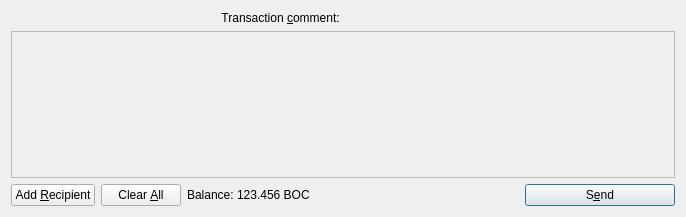
emarkproject/eMark, file src/qt/forms/sendcoinsdialog.ui: the form before one commit.
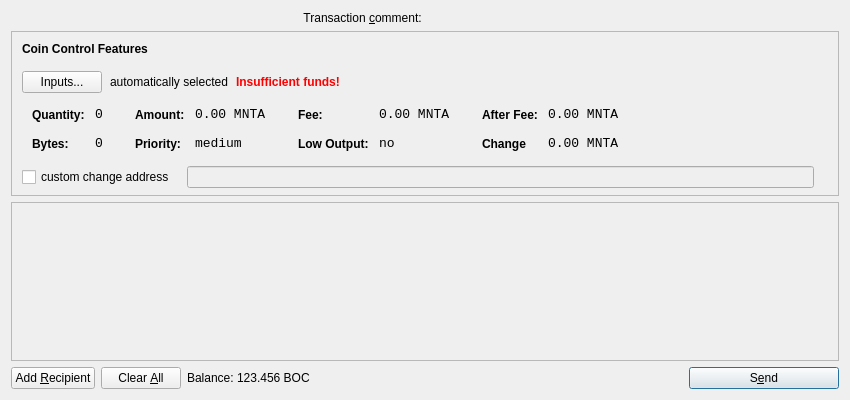
The form after the commit. Icons and pictures are not drawn. Custom widgets are drawn as their Qt base class.

```diff
--- a/src/qt/forms/sendcoinsdialog.ui
+++ b/src/qt/forms/sendcoinsdialog.ui
@@ -6,14 +6,14 @@
    <rect>
     <x>0</x>
     <y>0</y>
-    <width>686</width>
-    <height>217</height>
+    <width>850</width>
+    <height>400</height>
    </rect>
   </property>
   <property name="windowTitle">
    <string>Send Coins</string>
   </property>
-  <layout class="QVBoxLayout" name="verticalLayout">
+  <layout class="QVBoxLayout" name="verticalLayout" stretch="0,0,1,0">
    <item>
     <layout class="QHBoxLayout" name="horizontalLayoutTxComment">
      <property name="spacing">
@@ -44,6 +44,604 @@
      </item>
     </layout>
    </item>
+   <item>
+    <widget class="QFrame" name="frameCoinControl">
+     <property name="sizePolicy">
+      <sizepolicy hsizetype="Expanding" vsizetype="Expanding">
+       <horstretch>0</horstretch>
+       <verstretch>0</verstretch>
+      </sizepolicy>
+     </property>
+     <property name="maximumSize">
+      <size>
+       <width>16777215</width>
+       <height>16777215</height>
+      </size>
+     </property>
+     <property name="frameShape">
+      <enum>QFrame::StyledPanel</enum>
+     </property>
+     <property name="frameShadow">
+      <enum>QFrame::Sunken</enum>
+     </property>
+     <layout class="QVBoxLayout" name="verticalLayoutCoinControl2">
+      <property name="spacing">
+       <number>-1</number>
+      </property>
+      <property name="leftMargin">
+       <number>0</number>
+      </property>
+      <property name="topMargin">
+       <number>0</number>
+      </property>
+      <property name="rightMargin">
+       <number>0</number>
+      </property>
+      <property name="bottomMargin">
+       <number>6</number>
+      </property>
+      <item>
+       <layout class="QVBoxLayout" name="verticalLayoutCoinControl" stretch="0,0,0,0,1">
+        <property name="spacing">
+         <number>0</number>
+        </property>
+        <property name="leftMargin">
+         <number>10</number>
+        </property>
+        <property name="topMargin">
+         <number>10</number>
+        </property>
+        <item>
+         <layout class="QHBoxLayout" name="horizontalLayoutCoinControl1">
+          <property name="bottomMargin">
+           <number>15</number>
+          </property>
+          <item>
+           <widget class="QLabel" name="labelCoinControlFeatures">
+            <property name="sizePolicy">
+             <sizepolicy hsizetype="Preferred" vsizetype="Maximum">
+              <horstretch>0</horstretch>
+              <verstretch>0</verstretch>
+             </sizepolicy>
+            </property>
+            <property name="font">
+             <font>
+              <weight>75</weight>
+              <bold>true</bold>
+             </font>
+            </property>
+            <property name="styleSheet">
+             <string notr="true">font-weight:bold;</string>
+            </property>
+            <property name="text">
+             <string>Coin Control Features</string>
+            </property>
+           </widget>
+          </item>
+         </layout>
+        </item>
+        <item>
+         <layout class="QHBoxLayout" name="horizontalLayoutCoinControl2" stretch="0,0,0,0">
+          <property name="spacing">
+           <number>8</number>
+          </property>
+          <property name="bottomMargin">
+           <number>10</number>
+          </property>
+          <item>
+           <widget class="QPushButton" name="pushButtonCoinControl">
+            <property name="styleSheet">
+             <string notr="true"/>
+            </property>
+            <property name="text">
+             <string>Inputs...</string>
+            </property>
+           </widget>
+          </item>
+          <item>
+           <widget class="QLabel" name="labelCoinControlAutomaticallySelected">
+            <property name="text">
+             <string>automatically selected</string>
+            </property>
+            <property name="margin">
+             <number>5</number>
+            </property>
+           </widget>
+          </item>
+          <item>
+           <widget class="QLabel" name="labelCoinControlInsuffFunds">
+            <property name="font">
+             <font>
+              <weight>75</weight>
+              <bold>true</bold>
+             </font>
+            </property>
+            <property name="styleSheet">
+             <string notr="true">color:red;font-weight:bold;</string>
+            </property>
+            <property name="text">
+             <string>Insufficient funds!</string>
+            </property>
+            <property name="margin">
+             <number>5</number>
+            </property>
+           </widget>
+          </item>
+          <item>
+           <spacer name="horizontalSpacerCoinControl">
+            <property name="orientation">
+             <enum>Qt::Horizontal</enum>
+            </property>
+            <property name="sizeHint" stdset="0">
+             <size>
+              <width>40</width>
+              <height>1</height>
+             </size>
+            </property>
+           </spacer>
+          </item>
+         </layout>
+        </item>
+        <item>
+         <widget class="QWidget" name="widgetCoinControl" native="true">
+          <property name="sizePolicy">
+           <sizepolicy hsizetype="Preferred" vsizetype="Preferred">
+            <horstretch>0</horstretch>
+            <verstretch>0</verstretch>
+           </sizepolicy>
+          </property>
+          <property name="minimumSize">
+           <size>
+            <width>0</width>
+            <height>0</height>
+           </size>
+          </property>
+          <property name="styleSheet">
+           <string notr="true"/>
+          </property>
+          <layout class="QHBoxLayout" name="horizontalLayoutCoinControl5">
+           <property name="margin">
+            <number>0</number>
+           </property>
+           <item>
+            <layout class="QHBoxLayout" name="horizontalLayoutCoinControl3" stretch="0,0,0,1">
+             <property name="spacing">
+              <number>20</number>
+             </property>
+             <property name="topMargin">
+              <number>0</number>
+             </property>
+             <property name="bottomMargin">
+              <number>10</number>
+             </property>
+             <item>
+              <layout class="QFormLayout" name="formLayoutCoinControl1">
+               <property name="horizontalSpacing">
+                <number>10</number>
+               </property>
+               <property name="verticalSpacing">
+                <number>14</number>
+               </property>
+               <property name="leftMargin">
+                <number>10</number>
+               </property>
+               <property name="topMargin">
+                <number>4</number>
+               </property>
+               <property name="rightMargin">
+                <number>6</number>
+               </property>
+               <item row="0" column="0">
+                <widget class="QLabel" name="labelCoinControlQuantityText">
+                 <property name="styleSheet">
+                  <string notr="true">font-weight:bold;</string>
+                 </property>
+                 <property name="text">
+                  <string>Quantity:</string>
+                 </property>
+                 <property name="margin">
+                  <number>0</number>
+                 </property>
+                </widget>
+               </item>
+               <item row="0" column="1">
+                <widget class="QLabel" name="labelCoinControlQuantity">
+                 <property name="font">
+                  <font>
+                   <family>Monospace</family>
+                   <pointsize>10</pointsize>
+                  </font>
+                 </property>
+                 <property name="cursor">
+                  <cursorShape>IBeamCursor</cursorShape>
+                 </property>
+                 <property name="contextMenuPolicy">
+                  <enum>Qt::ActionsContextMenu</enum>
+                 </property>
+                 <property name="text">
+                  <string>0</string>
+                 </property>
+                 <property name="margin">
+                  <number>0</number>
+                 </property>
+                 <property name="textInteractionFlags">
+                  <set>Qt::LinksAccessibleByMouse|Qt::TextSelectableByKeyboard|Qt::TextSelectableByMouse</set>
+                 </property>
+                </widget>
+               </item>
+               <item row="1" column="0">
+                <widget class="QLabel" name="labelCoinControlBytesText">
+                 <property name="styleSheet">
+                  <string notr="true">font-weight:bold;</string>
+                 </property>
+                 <property name="text">
+                  <string>Bytes:</string>
+                 </property>
+                </widget>
+               </item>
+               <item row="1" column="1">
+                <widget class="QLabel" name="labelCoinControlBytes">
+                 <property name="font">
+                  <font>
+                   <family>Monospace</family>
+                   <pointsize>10</pointsize>
+                  </font>
+                 </property>
+                 <property name="cursor">
+                  <cursorShape>IBeamCursor</cursorShape>
+                 </property>
+                 <property name="contextMenuPolicy">
+                  <enum>Qt::ActionsContextMenu</enum>
+                 </property>
+                 <property name="text">
+                  <string>0</string>
+                 </property>
+                 <property name="textInteractionFlags">
+                  <set>Qt::LinksAccessibleByMouse|Qt::TextSelectableByKeyboard|Qt::TextSelectableByMouse</set>
+                 </property>
+                </widget>
+               </item>
+              </layout>
+             </item>
+             <item>
+              <layout class="QFormLayout" name="formLayoutCoinControl2">
+               <property name="horizontalSpacing">
+                <number>10</number>
+               </property>
+               <property name="verticalSpacing">
+                <number>14</number>
+               </property>
+               <property name="leftMargin">
+                <number>6</number>
+               </property>
+               <property name="topMargin">
+                <number>4</number>
+               </property>
+               <property name="rightMargin">
+                <number>6</number>
+               </property>
+               <item row="0" column="0">
+                <widget class="QLabel" name="labelCoinControlAmountText">
+                 <property name="styleSheet">
+                  <string notr="true">font-weight:bold;</string>
+                 </property>
+                 <property name="text">
+                  <string>Amount:</string>
+                 </property>
+                 <property name="margin">
+                  <number>0</number>
+                 </property>
+                </widget>
+               </item>
+               <item row="0" column="1">
+                <widget class="QLabel" name="labelCoinControlAmount">
+                 <property name="font">
+                  <font>
+                   <family>Monospace</family>
+                   <pointsize>10</pointsize>
+                  </font>
+                 </property>
+                 <property name="cursor">
+                  <cursorShape>IBeamCursor</cursorShape>
+                 </property>
+                 <property name="contextMenuPolicy">
+                  <enum>Qt::ActionsContextMenu</enum>
+                 </property>
+                 <property name="text">
+                  <string>0.00 MNTA</string>
+                 </property>
+                 <property name="textInteractionFlags">
+                  <set>Qt::LinksAccessibleByMouse|Qt::TextSelectableByKeyboard|Qt::TextSelectableByMouse</set>
+                 </property>
+                </widget>
+               </item>
+               <item row="1" column="0">
+                <widget class="QLabel" name="labelCoinControlPriorityText">
+                 <property name="styleSheet">
+                  <string notr="true">font-weight:bold;</string>
+                 </property>
+                 <property name="text">
+                  <string>Priority:</string>
+                 </property>
+                </widget>
+               </item>
+               <item row="1" column="1">
+                <widget class="QLabel" name="labelCoinControlPriority">
+                 <property name="font">
+                  <font>
+                   <family>Monospace</family>
+                   <pointsize>10</pointsize>
+                  </font>
+                 </property>
+                 <property name="cursor">
+                  <cursorShape>IBeamCursor</cursorShape>
+                 </property>
+                 <property name="contextMenuPolicy">
+                  <enum>Qt::ActionsContextMenu</enum>
+                 </property>
+                 <property name="text">
+                  <string>medium</string>
+                 </property>
+                 <property name="textInteractionFlags">
+                  <set>Qt::LinksAccessibleByMouse|Qt::TextSelectableByKeyboard|Qt::TextSelectableByMouse</set>
+                 </property>
+                </widget>
+               </item>
+              </layout>
+             </item>
+             <item>
+              <layout class="QFormLayout" name="formLayoutCoinControl3">
+               <property name="horizontalSpacing">
+                <number>10</number>
+               </property>
+               <property name="verticalSpacing">
+                <number>14</number>
+               </property>
+               <property name="leftMargin">
+                <number>6</number>
+               </property>
+               <property name="topMargin">
+                <number>4</number>
+               </property>
+               <property name="rightMargin">
+                <number>6</number>
+               </property>
+               <item row="0" column="0">
+                <widget class="QLabel" name="labelCoinControlFeeText">
+                 <property name="styleSheet">
+                  <string notr="true">font-weight:bold;</string>
+                 </property>
+                 <property name="text">
+                  <string>Fee:</string>
+                 </property>
+                 <property name="margin">
+                  <number>0</number>
+                 </property>
+                </widget>
+               </item>
+               <item row="0" column="1">
+                <widget class="QLabel" name="labelCoinControlFee">
+                 <property name="font">
+                  <font>
+                   <family>Monospace</family>
+                   <pointsize>10</pointsize>
+                  </font>
+                 </property>
+                 <property name="cursor">
+                  <cursorShape>IBeamCursor</cursorShape>
+                 </property>
+                 <property name="contextMenuPolicy">
+                  <enum>Qt::ActionsContextMenu</enum>
+                 </property>
+                 <property name="text">
+                  <string>0.00 MNTA</string>
+                 </property>
+                 <property name="textInteractionFlags">
+                  <set>Qt::LinksAccessibleByMouse|Qt::TextSelectableByKeyboard|Qt::TextSelectableByMouse</set>
+                 </property>
+                </widget>
+               </item>
+               <item row="1" column="0">
+                <widget class="QLabel" name="labelCoinControlLowOutputText">
+                 <property name="styleSheet">
+                  <string notr="true">font-weight:bold;</string>
+                 </property>
+                 <property name="text">
+                  <string>Low Output:</string>
+                 </property>
+                </widget>
+               </item>
+               <item row="1" column="1">
+                <widget class="QLabel" name="labelCoinControlLowOutput">
+                 <property name="font">
+                  <font>
+                   <family>Monospace</family>
+                   <pointsize>10</pointsize>
+                  </font>
+                 </property>
+                 <property name="cursor">
+                  <cursorShape>IBeamCursor</cursorShape>
+                 </property>
+                 <property name="contextMenuPolicy">
+                  <enum>Qt::ActionsContextMenu</enum>
+                 </property>
+                 <property name="text">
+                  <string>no</string>
+                 </property>
+                 <property name="textInteractionFlags">
+                  <set>Qt::LinksAccessibleByMouse|Qt::TextSelectableByKeyboard|Qt::TextSelectableByMouse</set>
+                 </property>
+                </widget>
+               </item>
+              </layout>
+             </item>
+             <item>
+              <layout class="QFormLayout" name="formLayoutCoinControl4">
+               <property name="horizontalSpacing">
+                <number>10</number>
+               </property>
+               <property name="verticalSpacing">
+                <number>14</number>
+               </property>
+               <property name="leftMargin">
+                <number>6</number>
+               </property>
+               <property name="topMargin">
+                <number>4</number>
+               </property>
+               <property name="rightMargin">
+                <number>6</number>
+               </property>
+               <item row="0" column="0">
+                <widget class="QLabel" name="labelCoinControlAfterFeeText">
+                 <property name="styleSheet">
+                  <string notr="true">font-weight:bold;</string>
+                 </property>
+                 <property name="text">
+                  <string>After Fee:</string>
+                 </property>
+                 <property name="margin">
+                  <number>0</number>
+                 </property>
+                </widget>
+               </item>
+               <item row="0" column="1">
+                <widget class="QLabel" name="labelCoinControlAfterFee">
+                 <property name="font">
+                  <font>
+                   <family>Monospace</family>
+                   <pointsize>10</pointsize>
+                  </font>
+                 </property>
+                 <property name="cursor">
+                  <cursorShape>IBeamCursor</cursorShape>
+                 </property>
+                 <property name="contextMenuPolicy">
+                  <enum>Qt::ActionsContextMenu</enum>
+                 </property>
+                 <property name="text">
+                  <string>0.00 MNTA</string>
+                 </property>
+                 <property name="textInteractionFlags">
+                  <set>Qt::LinksAccessibleByMouse|Qt::TextSelectableByKeyboard|Qt::TextSelectableByMouse</set>
+                 </property>
+                </widget>
+               </item>
+               <item row="1" column="0">
+                <widget class="QLabel" name="labelCoinControlChangeText">
+                 <property name="styleSheet">
+                  <string notr="true">font-weight:bold;</string>
+                 </property>
+                 <property name="text">
+                  <string>Change</string>
+                 </property>
+                </widget>
+               </item>
+               <item row="1" column="1">
+                <widget class="QLabel" name="labelCoinControlChange">
+                 <property name="font">
+                  <font>
+                   <family>Monospace</family>
+                   <pointsize>10</pointsize>
+                  </font>
+                 </property>
+                 <property name="cursor">
+                  <cursorShape>IBeamCursor</cursorShape>
+                 </property>
+                 <property name="contextMenuPolicy">
+                  <enum>Qt::ActionsContextMenu</enum>
+                 </property>
+                 <property name="text">
+                  <string>0.00 MNTA</string>
+                 </property>
+                 <property name="textInteractionFlags">
+                  <set>Qt::LinksAccessibleByMouse|Qt::TextSelectableByKeyboard|Qt::TextSelectableByMouse</set>
+                 </property>
+                </widget>
+               </item>
+              </layout>
+             </item>
+            </layout>
+           </item>
+          </layout>
+         </widget>
+        </item>
+        <item>
+         <layout class="QHBoxLayout" name="horizontalLayoutCoinControl4" stretch="0,0,0">
+          <property name="spacing">
+           <number>12</number>
+          </property>
+          <property name="sizeConstraint">
+           <enum>QLayout::SetDefaultConstraint</enum>
+          </property>
+          <property name="topMargin">
+           <number>5</number>
+          </property>
+          <property name="rightMargin">
+           <number>5</number>
+          </property>
+          <item>
+           <widget class="QCheckBox" name="checkBoxCoinControlChange">
+            <property name="text">
+             <string>custom change address</string>
+            </property>
+           </widget>
+          </item>
+          <item>
+           <widget class="QLineEdit" name="lineEditCoinControlChange">
+            <property name="enabled">
+             <bool>false</bool>
+            </property>
+            <property name="sizePolicy">
+             <sizepolicy hsizetype="Expanding" vsizetype="Fixed">
+              <horstretch>0</horstretch>
+              <verstretch>0</verstretch>
+             </sizepolicy>
+            </property>
+           </widget>
+          </item>
+          <item>
+           <widget class="QLabel" name="labelCoinControlChangeLabel">
+            <property name="sizePolicy">
+             <sizepolicy hsizetype="Preferred" vsizetype="Expanding">
+              <horstretch>0</horstretch>
+              <verstretch>0</verstretch>
+             </sizepolicy>
+            </property>
+            <property name="minimumSize">
+             <size>
+              <width>0</width>
+              <height>0</height>
+             </size>
+            </property>
+            <property name="text">
+             <string/>
+            </property>
+            <property name="margin">
+             <number>3</number>
+            </property>
+           </widget>
+          </item>
+         </layout>
+        </item>
+        <item>
+         <spacer name="verticalSpacerCoinControl">
+          <property name="orientation">
+           <enum>Qt::Vertical</enum>
+          </property>
+          <property name="sizeHint" stdset="0">
+           <size>
+            <width>800</width>
+            <height>1</height>
+           </size>
+          </property>
+         </spacer>
+        </item>
+       </layout>
+      </item>
+     </layout>
+    </widget>
+   </item>
    <item>
     <widget class="QScrollArea" name="scrollArea">
      <property name="widgetResizable">
@@ -54,8 +652,8 @@
        <rect>
         <x>0</x>
         <y>0</y>
-        <width>666</width>
-        <height>145</height>
+        <width>830</width>
+        <height>165</height>
        </rect>
       </property>
       <layout class="QVBoxLayout" name="verticalLayout_2">
@@ -147,6 +745,12 @@
        </property>
        <item>
         <widget class="QLabel" name="label">
+         <property name="sizePolicy">
+          <sizepolicy hsizetype="Preferred" vsizetype="Fixed">
+           <horstretch>0</horstretch>
+           <verstretch>0</verstretch>
+          </sizepolicy>
+         </property>
          <property name="text">
           <string>Balance:</string>
          </property>
@@ -154,6 +758,12 @@
        </item>
        <item>
         <widget class="QLabel" name="labelBalance">
+         <property name="sizePolicy">
+          <sizepolicy hsizetype="Preferred" vsizetype="Fixed">
+           <horstretch>0</horstretch>
+           <verstretch>0</verstretch>
+          </sizepolicy>
+         </property>
          <property name="cursor">
           <cursorShape>IBeamCursor</cursorShape>
          </property>
```
Left out of the diff: 11 changed lines with no effect on the pictures.
